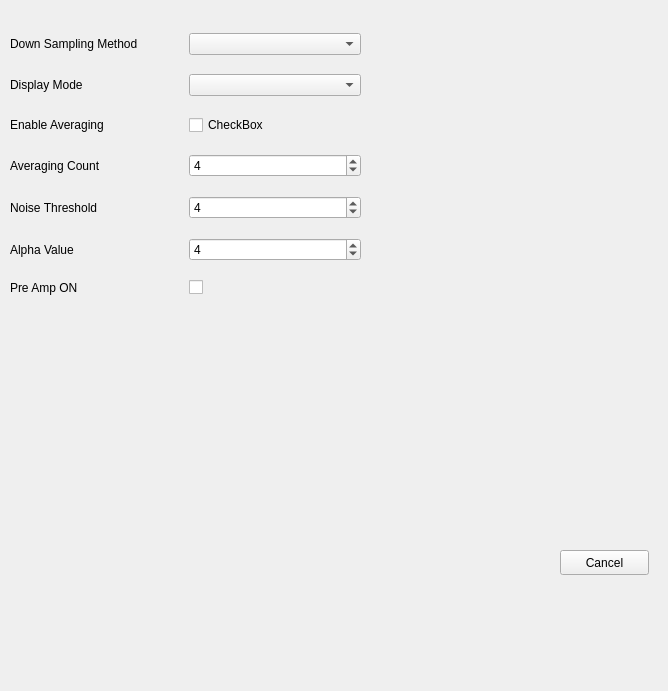
Qt form UI_REV_2/settingsdialog.ui (selaka-deemantha/Spectrum_Analyzer_User_Interface) before a commit.
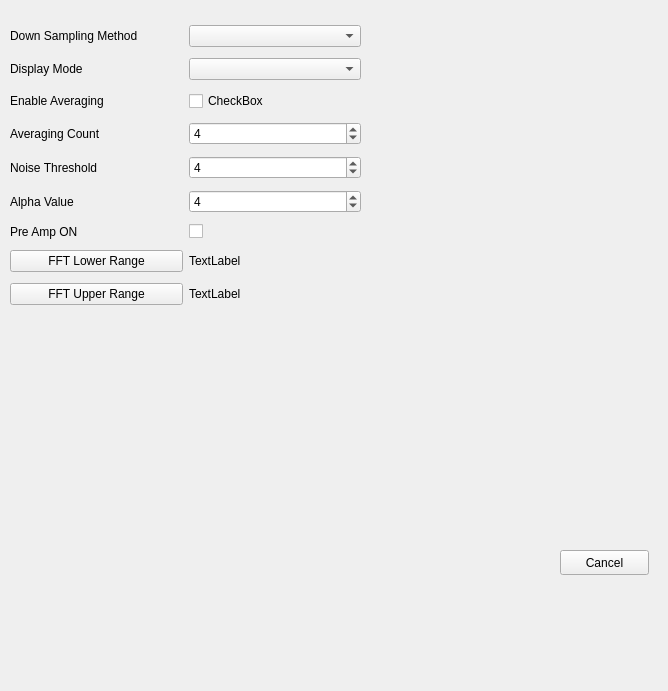
The same form after that commit.

Commit message: in the middle of changing fft range customization

```diff
--- a/UI_REV_2/settingsdialog.ui
+++ b/UI_REV_2/settingsdialog.ui
@@ -77,6 +77,13 @@
       </property>
      </widget>
     </item>
+    <item row="5" column="1">
+     <widget class="QSpinBox" name="alphaSpinBox">
+      <property name="value">
+       <number>4</number>
+      </property>
+     </widget>
+    </item>
     <item row="3" column="0">
      <widget class="QLabel" name="label_5">
       <property name="text">
@@ -140,10 +147,31 @@
       </property>
      </widget>
     </item>
-    <item row="5" column="1">
-     <widget class="QSpinBox" name="alphaSpinBox">
-      <property name="value">
-       <number>4</number>
+    <item row="7" column="0">
+     <widget class="QPushButton" name="fftLowerButton">
+      <property name="text">
+       <string>FFT Lower Range</string>
+      </property>
+     </widget>
+    </item>
+    <item row="8" column="0">
+     <widget class="QPushButton" name="fftUpperButton">
+      <property name="text">
+       <string>FFT Upper Range</string>
+      </property>
+     </widget>
+    </item>
+    <item row="7" column="1">
+     <widget class="QLabel" name="fftLowerLabel">
+      <property name="text">
+       <string>TextLabel</string>
+      </property>
+     </widget>
+    </item>
+    <item row="8" column="1">
+     <widget class="QLabel" name="fftUpperLabel">
+      <property name="text">
+       <string>TextLabel</string>
       </property>
      </widget>
     </item>
```
The commit also changes 20 other files.
